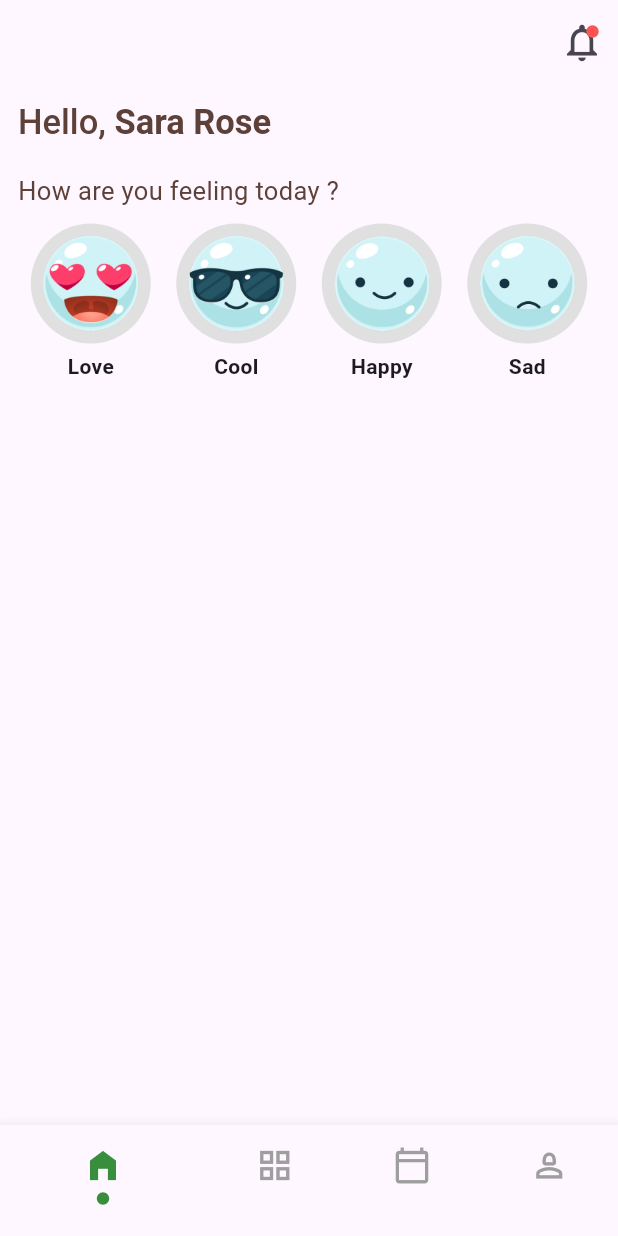
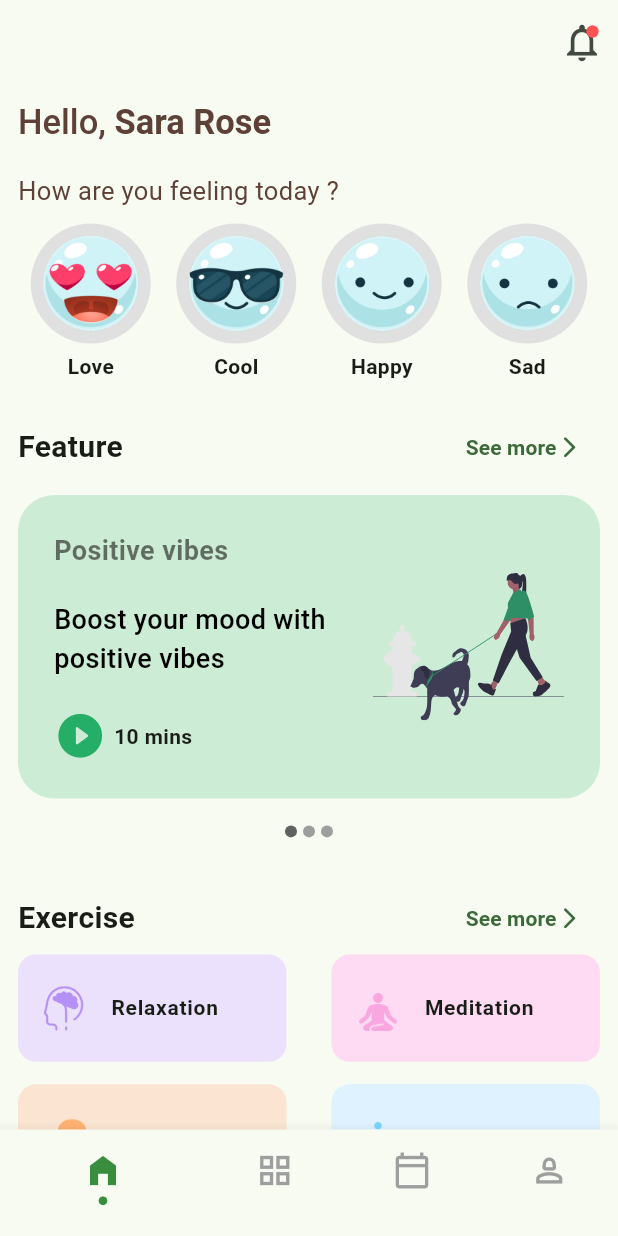
Before and after one commit to mrthnby/fitness_app_design, a Flutter app: the screen it shows after launch, on a phone screen of 412 x 824 dp. Run offline on Flutter 3.47's test engine with Material 2 defaults, Android fonts, the light colour scheme and no system bars; drawn by our look-alikes of carousel_slider; our stand-ins replace flutter_svg.

Commit message:
Menu Cards Added

```diff
--- a/lib/main.dart
+++ b/lib/main.dart
@@ -15,7 +15,9 @@ class MyApp extends StatelessWidget {
       title: 'Flutter Demo',
       debugShowCheckedModeBanner: false,
       theme: ThemeData(
-        colorScheme: ColorScheme.fromSeed(seedColor: Colors.deepPurple),
+        colorScheme: ColorScheme.fromSeed(
+          seedColor: Colors.green,
+        ),
         useMaterial3: true,
       ),
       home: const MainView(
--- a/lib/product/constants/app_contants.dart
+++ b/lib/product/constants/app_contants.dart
@@ -1,4 +1,5 @@
 import 'package:flutter/material.dart';
+import 'package:heroapps_demo/view/home/model/exercise_model.dart';
 import 'package:heroapps_demo/view/home/view/home_view.dart';
 import 'package:heroapps_demo/view/profile/view/profile_view.dart';
 
@@ -18,4 +19,23 @@ abstract class AppConstants {
     'happy_face.png',
     'sad_face.png',
   ];
+
+  static List<Exercise> exercises = [
+    Exercise(
+      path: 'relaxation_image.png',
+      color: const Color.fromARGB(255, 236, 225, 252),
+    ),
+    Exercise(
+      path: 'meditation_image.png',
+      color: const Color.fromARGB(255, 255, 218, 243),
+    ),
+    Exercise(
+      path: 'breathing_image.png',
+      color: const Color.fromARGB(255, 251, 229, 210),
+    ),
+    Exercise(
+      path: 'yoga_image.png',
+      color: const Color(0xffDFF2FF),
+    ),
+  ];
 }
--- a/lib/product/extensions/string_extensions.dart
+++ b/lib/product/extensions/string_extensions.dart
@@ -1,4 +1,4 @@
-extension Imagestring on String {
+extension ImageString on String {
   String get imagePath => 'assets/images/$this';
   String get imageMood => split('_')[0];
 }
@@ -7,3 +7,7 @@ extension StringExtension on String {
   String get capitalize =>
       '${this[0].toUpperCase()}${substring(1).toLowerCase()}';
 }
+
+extension SvgString on String {
+  String get svgPath => 'assets/svg/$this';
+}
--- /dev/null
+++ b/lib/product/widgets/card/exercise_card.dart
@@ -0,0 +1,58 @@
+import 'package:flutter/material.dart';
+import 'package:heroapps_demo/product/extensions/string_extensions.dart';
+import 'package:heroapps_demo/view/home/model/exercise_model.dart';
+
+class ExerciseCard extends StatelessWidget {
+  const ExerciseCard({required this.exercises, super.key});
+  final List<Exercise> exercises;
+
+  @override
+  Widget build(BuildContext context) {
+    return GridView.builder(
+      gridDelegate: const SliverGridDelegateWithFixedCrossAxisCount(
+          crossAxisCount: 2,
+          childAspectRatio: 2.5,
+          mainAxisSpacing: 15,
+          crossAxisSpacing: 30),
+      itemCount: exercises.length,
+      itemBuilder: (context, index) => _singleExerciseCard(
+       exercise: exercises[index],
+      ),
+    );
+  }
+}
+
+class _singleExerciseCard extends StatelessWidget {
+  const _singleExerciseCard({required this.exercise});
+  final Exercise exercise;
+
+  @override
+  Widget build(BuildContext context) {
+    return Container(
+      height: 40,
+      decoration: BoxDecoration(
+        color: exercise.color,
+        borderRadius: BorderRadius.circular(12),
+      ),
+      child: Expanded(
+        child: ListTile(
+          contentPadding:
+              const EdgeInsets.symmetric(horizontal: 16, vertical: 8),
+          leading: Image.asset(
+            exercise.path.imagePath,
+            height: 30,
+            width: 30,
+          ),
+          title: Text(
+            exercise.path.imageMood.capitalize,
+            textAlign: TextAlign.start,
+            style: const TextStyle(
+              fontSize: 14,
+              fontWeight: FontWeight.bold,
+            ),
+          ),
+        ),
+      ),
+    );
+  }
+}
--- /dev/null
+++ b/lib/product/widgets/card/feature_card.dart
@@ -0,0 +1,94 @@
+import 'package:flutter/material.dart';
+import 'package:flutter_svg/svg.dart';
+import 'package:heroapps_demo/product/extensions/string_extensions.dart';
+
+class FeatureCard extends StatelessWidget {
+  const FeatureCard(
+      {required this.title,
+      required this.content,
+      required this.duratiton,
+      required this.svg,
+      required this.color,
+      super.key});
+  final String title;
+  final String content;
+  final String duratiton;
+  final String svg;
+  final Color color;
+  @override
+  Widget build(BuildContext context) {
+    return Padding(
+      padding: const EdgeInsets.symmetric(vertical: 8),
+      child: Container(
+        height: 180,
+        padding: const EdgeInsets.all(24),
+        width: MediaQuery.of(context).size.width,
+        decoration: BoxDecoration(
+          borderRadius: BorderRadius.circular(24),
+          color: color.withOpacity(.2),
+        ),
+        child: Row(
+          mainAxisAlignment: MainAxisAlignment.start,
+          children: [
+            Expanded(
+              flex: 5,
+              child: Column(
+                mainAxisAlignment: MainAxisAlignment.spaceBetween,
+                crossAxisAlignment: CrossAxisAlignment.start,
+                children: [
+                  Text(
+                    title,
+                    style: const TextStyle(
+                      color: Colors.black54,
+                      fontSize: 18,
+                      fontWeight: FontWeight.bold,
+                    ),
+                  ),
+                  SizedBox(
+                    width: MediaQuery.of(context).size.width - 100,
+                    child: Text(
+                      content,
+                      style: const TextStyle(
+                        color: Colors.black,
+                        fontSize: 18,
+                        fontWeight: FontWeight.w500,
+                      ),
+                      textWidthBasis: TextWidthBasis.longestLine,
+                    ),
+                  ),
+                  InkWell(
+                    borderRadius: BorderRadius.circular(30),
+                    onTap: () {},
+                    child: Row(
+                      mainAxisSize: MainAxisSize.min,
+                      children: [
+                        Icon(
+                          Icons.play_circle_fill_rounded,
+                          color: color,
+                          size: 35,
+                        ),
+                        const SizedBox(
+                          width: 5,
+                        ),
+                        Text(
+                          '$duratiton mins',
+                          style: const TextStyle(
+                            fontWeight: FontWeight.bold,
+                          ),
+                        )
+                      ],
+                    ),
+                  )
+                ],
+              ),
+            ),
+            Expanded(
+              flex: 3,
+              child: SvgPicture.asset(svg.svgPath),
+            ),
+          ],
+        ),
+      ),
+    );
+  }
+}
--- /dev/null
+++ b/lib/product/widgets/card/menu_card.dart
@@ -0,0 +1,87 @@
+import 'package:carousel_slider/carousel_slider.dart';
+import 'package:flutter/material.dart';
+
+class MenuCard extends StatefulWidget {
+  const MenuCard({required this.title, required this.children, super.key});
+  final String title;
+  final List<Widget> children;
+
+  @override
+  State<MenuCard> createState() => _MenuCardState();
+}
+
+class _MenuCardState extends State<MenuCard> {
+  int _currentIndex = 0;
+
+  @override
+  Widget build(BuildContext context) {
+    return Column(
+      children: [
+        Row(
+          mainAxisAlignment: MainAxisAlignment.spaceBetween,
+          crossAxisAlignment: CrossAxisAlignment.center,
+          children: [
+            Text(
+              widget.title,
+              style: const TextStyle(
+                fontWeight: FontWeight.bold,
+                fontSize: 20,
+              ),
+            ),
+            TextButton(
+              onPressed: () {},
+              child: const Row(
+                crossAxisAlignment: CrossAxisAlignment.center,
+                children: [
+                  Text(
+                    'See more',
+                    style: TextStyle(
+                      fontWeight: FontWeight.w700,
+                    ),
+                  ),
+                  Icon(
+                    Icons.arrow_forward_ios_rounded,
+                    size: 17,
+                  )
+                ],
+              ),
+            )
+          ],
+        ),
+        CarouselSlider(
+          items: widget.children,
+          options: CarouselOptions(
+            scrollPhysics: const BouncingScrollPhysics(),
+            viewportFraction: 1,
+            enlargeCenterPage: true,
+            onPageChanged: (index, reason) {
+              setState(() {
+                _currentIndex = index;
+              });
+            },
+          ),
+        ),
+        widget.children.length > 1
+            ? Row(
+                mainAxisAlignment: MainAxisAlignment.center,
+                children: widget.children.map((image) {
+                  int index = widget.children.indexOf(image);
+                  return Container(
+                    width: 8.0,
+                    height: 8.0,
+                    margin: const EdgeInsets.symmetric(
+                        vertical: 10.0, horizontal: 2.0),
+                    decoration: BoxDecoration(
+                      shape: BoxShape.circle,
+                      color: _currentIndex == index
+                          ? Colors.grey.shade700
+                          : Colors.grey,
+                    ),
+                  );
+                }).toList(),
+              )
+            : const SizedBox.shrink()
+      ],
+    );
+  }
+}
--- /dev/null
+++ b/lib/view/home/model/exercise_model.dart
@@ -0,0 +1,11 @@
+import 'package:flutter/material.dart';
+
+class Exercise {
+  String path;
+  Color color;
+
+  Exercise({
+    required this.path,
+    required this.color,
+  });
+}
--- a/lib/view/home/view/home_view.dart
+++ b/lib/view/home/view/home_view.dart
@@ -1,5 +1,8 @@
 import 'package:flutter/material.dart';
+import 'package:heroapps_demo/product/widgets/card/exercise_card.dart';
+import 'package:heroapps_demo/product/widgets/card/feature_card.dart';
 import 'package:heroapps_demo/product/widgets/card/feeling_card.dart';
+import 'package:heroapps_demo/product/widgets/card/menu_card.dart';
 import 'package:heroapps_demo/product/widgets/icon/notification_bell.dart';
 import 'package:heroapps_demo/product/constants/app_contants.dart';
 import 'package:heroapps_demo/product/widgets/text/custom_hello_text.dart';
@@ -16,6 +19,7 @@ class _HomeViewState extends State<HomeView> {
   Widget build(BuildContext context) {
     return Scaffold(
       appBar: AppBar(
+        elevation: 0,
         actions: [
           IconButton(
             onPressed: () {},
@@ -25,14 +29,54 @@ class _HomeViewState extends State<HomeView> {
       ),
       body: ListView(
         padding: AppConstants.pagePadding,
-        children: const [
-          CustomHelloText(name: 'Sara Rose'),
-          SizedBox(
+        children: [
+          const CustomHelloText(name: 'Sara Rose'),
+          const SizedBox(
             height: 20,
           ),
-          FeelingCard(
+          const FeelingCard(
             feelingImages: AppConstants.feelingImages,
-          )
+          ),
+          const SizedBox(
+            height: 20,
+          ),
+          const MenuCard(
+            title: 'Feature',
+            children: [
+              FeatureCard(
+                title: 'Positive vibes',
+                content: 'Boost your mood with positive vibes',
+                duratiton: '10',
+                svg: 'passing_by.svg',
+                color: Color.fromARGB(255, 37, 174, 103),
+              ),
+              FeatureCard(
+                title: 'Positive vibes',
+                content: 'Boost your mood with positive vibes',
+                duratiton: '10',
+                svg: 'passing_by.svg',
+                color: Color.fromARGB(255, 206, 94, 206),
+              ),
+              FeatureCard(
+                title: 'Positive vibes',
+                content: 'Boost your mood with positive vibes',
+                duratiton: '10',
+                svg: 'passing_by.svg',
+                color: Color.fromARGB(255, 155, 232, 101),
+              ),
+            ],
+          ),
+          const SizedBox(
+            height: 20,
+          ),
+          MenuCard(
+            title: 'Exercise',
+            children: [
+              ExerciseCard(
+                exercises: AppConstants.exercises,
+              )
+            ],
+          ),
         ],
       ),
     );
--- a/lib/view/main/view/main_view.dart
+++ b/lib/view/main/view/main_view.dart
@@ -1,7 +1,7 @@
 import 'package:flutter/material.dart';
 
 class MainView extends StatefulWidget {
-  const MainView({required this.pages,super.key});
+  const MainView({required this.pages, super.key});
   final List<Widget> pages;
   @override
   State<MainView> createState() => _MainViewState();
@@ -76,7 +76,7 @@ class _MainViewState extends State<MainView> {
         opacity: index == _currentIndex ? 1 : 0,
         child: Icon(
           Icons.brightness_1,
-          size: 10,
+          size: 7,
           color: Colors.green.shade700,
         ),
       ),
--- a/pubspec.yaml
+++ b/pubspec.yaml
@@ -35,6 +35,8 @@ dependencies:
   # The following adds the Cupertino Icons font to your application.
   # Use with the CupertinoIcons class for iOS style icons.
   cupertino_icons: ^1.0.2
+  flutter_svg: ^2.0.7
+  carousel_slider: ^4.2.1
 
 dev_dependencies:
   flutter_test:
@@ -61,6 +63,7 @@ flutter:
   # To add assets to your application, add an assets section, like this:
   assets:
     - assets/images/
+    - assets/svg/
   #   - images/a_dot_ham.jpeg
 
   # An image asset can refer to one or more resolution-specific "variants", see
```
Also changed, not shown: assets/images/breathing_image.png (added), assets/images/meditation_image.png (added), assets/images/relaxation_image.png (added), assets/images/yoga_image.png (added), assets/svg/passing_by.svg (added), pubspec.lock.
